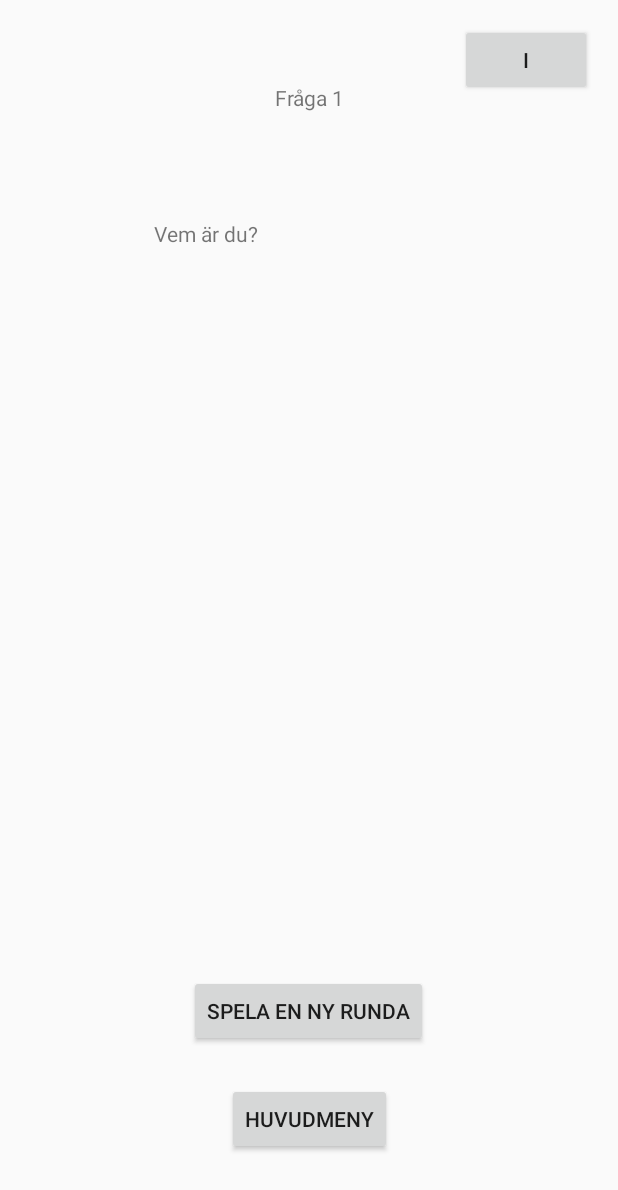
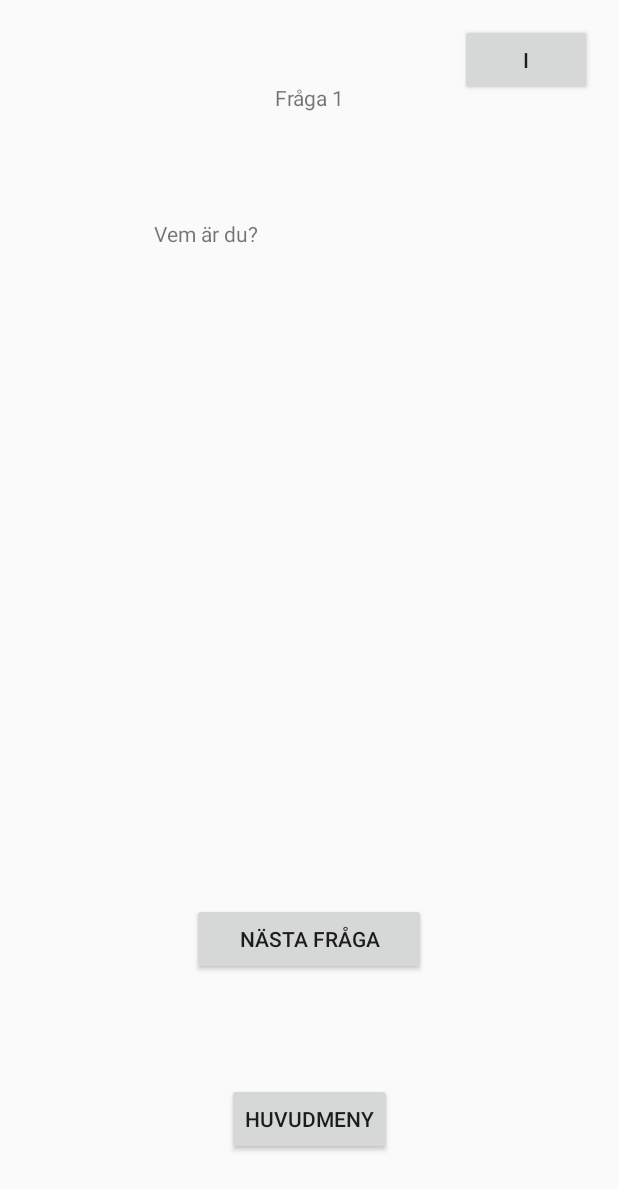
Before and after one commit to gunnarsdotter/pandorasApp, an Android app: the layout questionpage.xml on its own in the app's theme, with its tools: preview values and no code run, on a phone screen of 412 x 824 dp. Shown: the top 1190 px of the screen. Run offline under Robolectric (Android 15) with nearby library versions, the phone set to English and light mode, and no system bars.

Commit message:
Fråge funktionen fungerar med frågor i random ordning.  tog bort int i för det går att få fram med questionList.Size(). Har även fixat så när man inte har lagt till någon fråga ska den visa att det inte finns någon fråga. :)

```diff
--- a/app/src/main/java/com/example/student/pandoras/Question.java
+++ b/app/src/main/java/com/example/student/pandoras/Question.java
@@ -14,4 +14,6 @@ public class Question {
     public String getQuestion(){
         return question;
     }
+
+    //remove question?
 }
--- a/app/src/main/res/layout/questionpage.xml
+++ b/app/src/main/res/layout/questionpage.xml
@@ -25,7 +25,8 @@
         android:layout_height="wrap_content"
         android:layout_marginBottom="24dp"
         android:layout_marginStart="23dp"
-        android:onClick="next_question"
+        android:onClick="openAddQuestion"
+        android:visibility="invisible"
         android:text="@string/new_game"
         app:layout_constraintBottom_toTopOf="@+id/button5"
         app:layout_constraintStart_toStartOf="@+id/textView3"
@@ -68,4 +69,14 @@
         app:layout_constraintEnd_toEndOf="parent"
         app:layout_constraintStart_toStartOf="parent"
         app:layout_constraintTop_toBottomOf="@+id/button3" />
+
+    <Button
+        android:id="@+id/button9"
+        android:layout_width="156dp"
+        android:layout_height="wrap_content"
+        android:onClick="next_question"
+        android:text="@string/next_question"
+        app:layout_constraintBottom_toTopOf="@+id/button4"
+        app:layout_constraintEnd_toEndOf="parent"
+        app:layout_constraintStart_toStartOf="parent" />
 </android.support.constraint.ConstraintLayout>
```
Also changed, not shown: app/src/main/java/com/example/student/pandoras/Qude.java (+13 -14 lines), app/src/main/java/com/example/student/pandoras/Startsida.java (+30 -2 lines).
